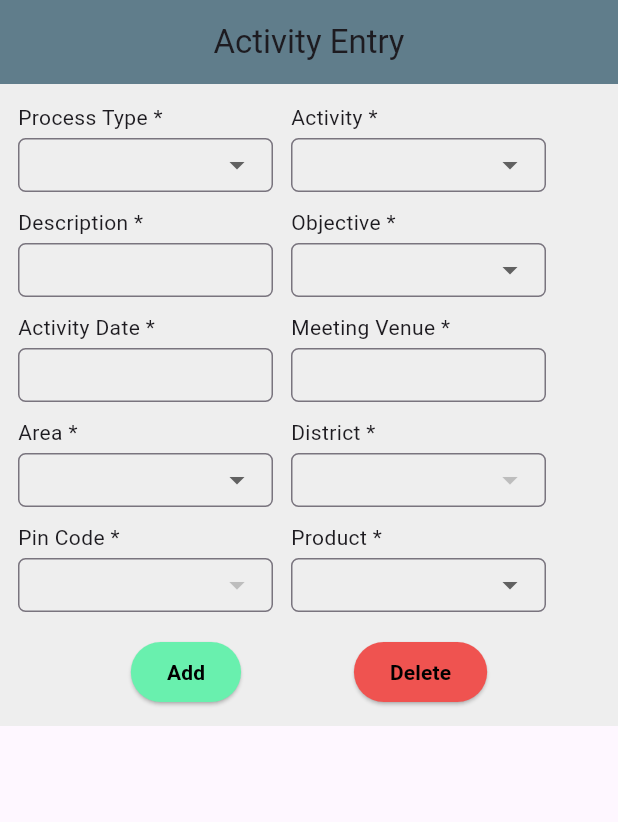
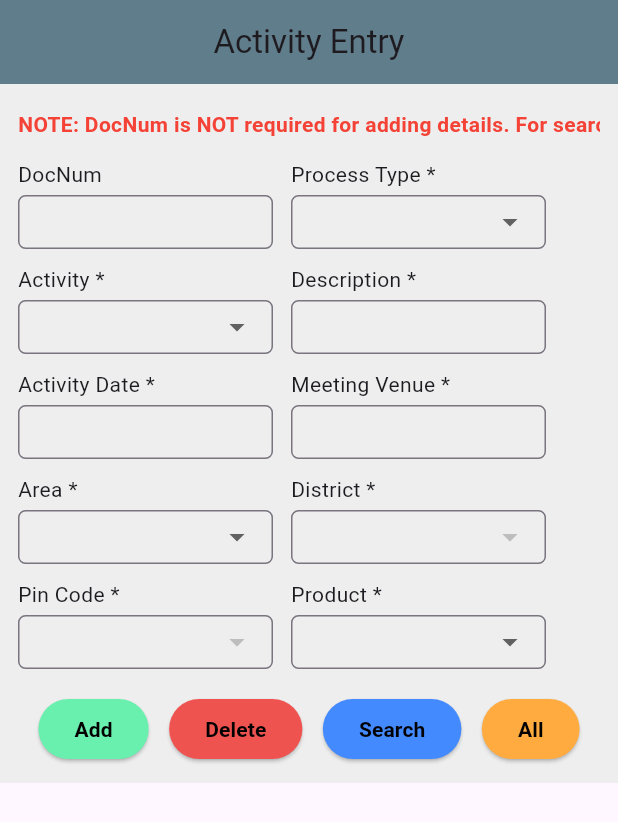
Before and after one commit to raghavinani/BW_web, a Flutter app: the ActivityEntryScreen screen opened directly, on a phone screen of 412 x 824 dp. Shown: the top 822 px of the screen. Run offline on Flutter 3.47's test engine with Material 3 defaults, Android fonts, the phone set to English and light mode, and no system bars; drawn by our look-alikes of marquee; our stand-ins replace flutter_secure_storage, hive, hive_flutter; accounts and stored records are empty.

Commit message:
DocNum functionality and buttons added

```diff
--- a/lib/home.dart
+++ b/lib/home.dart
@@ -1,4 +1,5 @@
 import 'package:flutter/material.dart';
+import 'package:marquee/marquee.dart';
 
 void main() {
   runApp(const home());
@@ -28,20 +29,18 @@ class _ActivityEntryScreenState extends State<ActivityEntryScreen> {
 
   String? selectedProcessType,
       selectedActivity,
-      selectedObjective,
       selectedArea,
       selectedDistrict,
       selectedPinCode,
       selectedProduct;
   DateTime? selectedDate;
 
+  final TextEditingController docNumController = TextEditingController();
   final TextEditingController descriptionController = TextEditingController();
-  final TextEditingController cityController = TextEditingController();
   final TextEditingController meetingVenueController = TextEditingController();
 
   final List<String> processTypes = ['Add', 'Edit', 'Delete'];
   final List<String> activities = ['Brand Approval', 'Product Awareness'];
-  final List<String> objectives = ['Objective 1', 'Objective 2'];
   final List<String> areas = ['Mumbai', 'Pune'];
 
   final Map<String, List<String>> districtsByArea = {
@@ -75,7 +74,28 @@ class _ActivityEntryScreenState extends State<ActivityEntryScreen> {
         child: Padding(
           padding: const EdgeInsets.all(12.0),
           child: SingleChildScrollView(
-            child: Form(
+            child: Column(
+              crossAxisAlignment: CrossAxisAlignment.start,
+              children: [
+                // NOTE with delay and scrolling
+                SizedBox(
+                    height: 30,
+                    child: Marquee(
+                      text:
+                          'NOTE: DocNum is NOT required for adding details. For searching and deleting, only DocNum is required.',
+                      style: const TextStyle(
+                        fontSize: 14,
+                        fontWeight: FontWeight.bold,
+                        color: Colors.red,
+                      ),
+                      blankSpace: 500.0,
+                      velocity: 30.0,
+                      startAfter: const Duration(seconds: 2),
+                      pauseAfterRound: const Duration(seconds: 1),
+                      accelerationDuration: const Duration(seconds: 1),
+                    )),
+                const SizedBox(height: 8),
+                Form(
                   key: _formKey,
                   child: Column(
                     crossAxisAlignment: CrossAxisAlignment.start,
@@ -84,6 +104,11 @@ class _ActivityEntryScreenState extends State<ActivityEntryScreen> {
                         spacing: 12,
                         runSpacing: 10,
                         children: [
+                          _buildTextField(
+                            docNumController,
+                            'DocNum',
+                            validator: (value) => null, // Optional for Add
+                          ),
                           _buildDropdownField(
                             label: 'Process Type *',
                             value: selectedProcessType,
@@ -106,8 +131,9 @@ class _ActivityEntryScreenState extends State<ActivityEntryScreen> {
                                 selectedActivity = value;
                               });
                             },
-                        validator: (value) =>
-                            value == null ? 'Please select an activity' : null,
+                            validator: (value) => value == null
+                                ? 'Please select an activity'
+                                : null,
                           ),
                           _buildTextField(
                             descriptionController,
@@ -115,18 +141,6 @@ class _ActivityEntryScreenState extends State<ActivityEntryScreen> {
                             validator: (value) => value!.isEmpty
                                 ? 'Please enter a description'
                                 : null,
-                      ),
-                      _buildDropdownField(
-                        label: 'Objective *',
-                        value: selectedObjective,
-                        items: objectives,
-                        onChanged: (value) {
-                          setState(() {
-                            selectedObjective = value;
-                          });
-                        },
-                        validator: (value) =>
-                            value == null ? 'Please select an objective' : null,
                           ),
                           _buildTextField(
                             TextEditingController(
@@ -184,14 +198,15 @@ class _ActivityEntryScreenState extends State<ActivityEntryScreen> {
                                 selectedPinCode = null;
                               });
                             },
-                        validator: (value) =>
-                            value == null ? 'Please select a district' : null,
+                            validator: (value) => value == null
+                                ? 'Please select a district'
+                                : null,
                           ),
                           _buildDropdownField(
                             label: 'Pin Code *',
                             value: selectedPinCode,
-                        items:
-                            (selectedArea != null && selectedDistrict != null)
+                            items: (selectedArea != null &&
+                                    selectedDistrict != null)
                                 ? pinCodesByAreaAndDistrict[selectedArea]![
                                         selectedDistrict] ??
                                     []
@@ -201,8 +216,9 @@ class _ActivityEntryScreenState extends State<ActivityEntryScreen> {
                                 selectedPinCode = value;
                               });
                             },
-                        validator: (value) =>
-                            value == null ? 'Please select a pin code' : null,
+                            validator: (value) => value == null
+                                ? 'Please select a pin code'
+                                : null,
                           ),
                           _buildDropdownField(
                             label: 'Product *',
@@ -213,8 +229,9 @@ class _ActivityEntryScreenState extends State<ActivityEntryScreen> {
                                 selectedProduct = value;
                               });
                             },
-                        validator: (value) =>
-                            value == null ? 'Please select a product' : null,
+                            validator: (value) => value == null
+                                ? 'Please select a product'
+                                : null,
                           ),
                         ],
                       ),
@@ -225,7 +242,23 @@ class _ActivityEntryScreenState extends State<ActivityEntryScreen> {
                           ElevatedButton(
                             onPressed: () {
                               if (_formKey.currentState!.validate()) {
-                            print('Form submitted successfully');
+                                showDialog(
+                                  context: context,
+                                  builder: (context) => AlertDialog(
+                                    title: const Text('Info'),
+                                    content: const Text(
+                                        'DocNum will be assigned automatically.'),
+                                    actions: [
+                                      TextButton(
+                                        onPressed: () {
+                                          Navigator.pop(context);
+                                          print('Entry added successfully.');
+                                        },
+                                        child: const Text('OK'),
+                                      ),
+                                    ],
+                                  ),
+                                );
                               }
                             },
                             style: ElevatedButton.styleFrom(
@@ -241,7 +274,17 @@ class _ActivityEntryScreenState extends State<ActivityEntryScreen> {
                           ),
                           ElevatedButton(
                             onPressed: () {
-                          print('Delete pressed');
+                              if (docNumController.text.isEmpty) {
+                                ScaffoldMessenger.of(context).showSnackBar(
+                                  const SnackBar(
+                                    content:
+                                        Text('DocNum is required for delete.'),
+                                  ),
+                                );
+                              } else {
+                                print(
+                                    'Delete pressed for DocNum: ${docNumController.text}');
+                              }
                             },
                             style: ElevatedButton.styleFrom(
                               backgroundColor: Colors.red.shade400,
@@ -254,10 +297,52 @@ class _ActivityEntryScreenState extends State<ActivityEntryScreen> {
                               ),
                             ),
                           ),
+                          ElevatedButton(
+                            onPressed: () {
+                              if (docNumController.text.isEmpty) {
+                                ScaffoldMessenger.of(context).showSnackBar(
+                                  const SnackBar(
+                                    content:
+                                        Text('DocNum is required for search.'),
+                                  ),
+                                );
+                              } else {
+                                print(
+                                    'Search pressed for DocNum: ${docNumController.text}');
+                              }
+                            },
+                            style: ElevatedButton.styleFrom(
+                              backgroundColor: Colors.blueAccent,
+                            ),
+                            child: const Text(
+                              'Search',
+                              style: TextStyle(
+                                color: Colors.black,
+                                fontWeight: FontWeight.bold,
+                              ),
+                            ),
+                          ),
+                          ElevatedButton(
+                            onPressed: () {
+                              print('Download all data');
+                            },
+                            style: ElevatedButton.styleFrom(
+                              backgroundColor: Colors.orangeAccent,
+                            ),
+                            child: const Text(
+                              'All',
+                              style: TextStyle(
+                                color: Colors.black,
+                                fontWeight: FontWeight.bold,
+                              ),
+                            ),
+                          ),
                         ],
                       ),
                     ],
                   ),
+                ),
+              ],
             ),
           ),
         ),
--- a/pubspec.yaml
+++ b/pubspec.yaml
@@ -36,6 +36,7 @@ dependencies:
   hive_flutter: ^1.1.0
   hive_generator: ^2.0.1
   path_provider: ^2.0.15
+  marquee: ^2.3.0
 
 
 
```
Also changed, not shown: pubspec.lock. Lines whose indentation alone changed are shown as unchanged.
